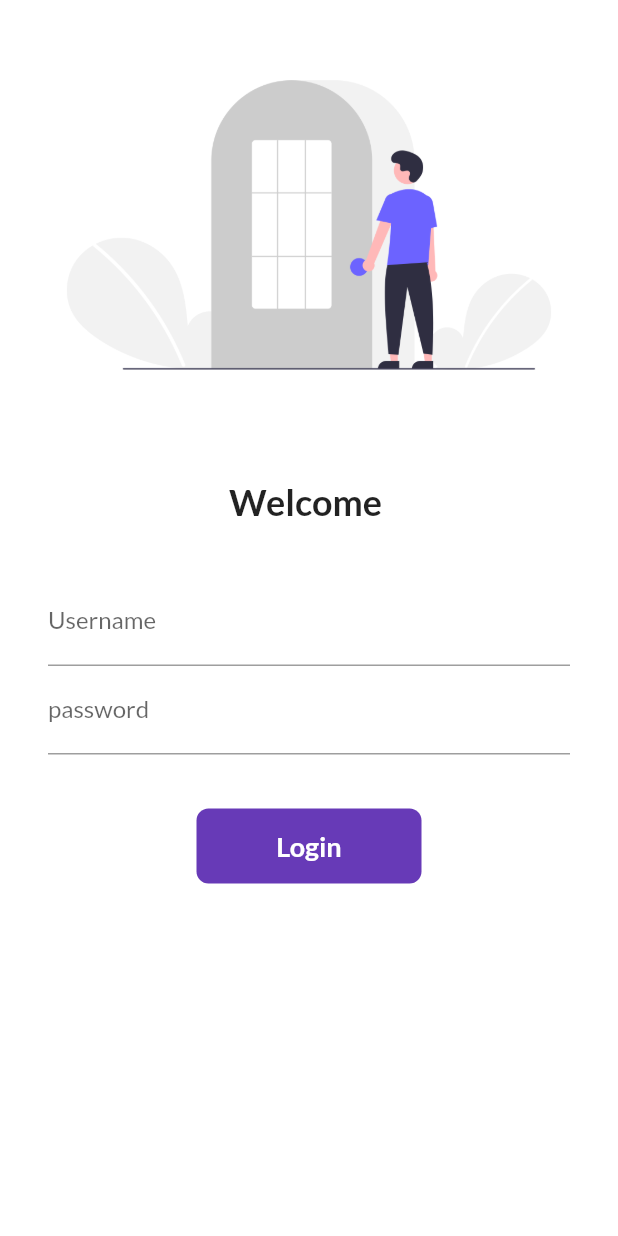
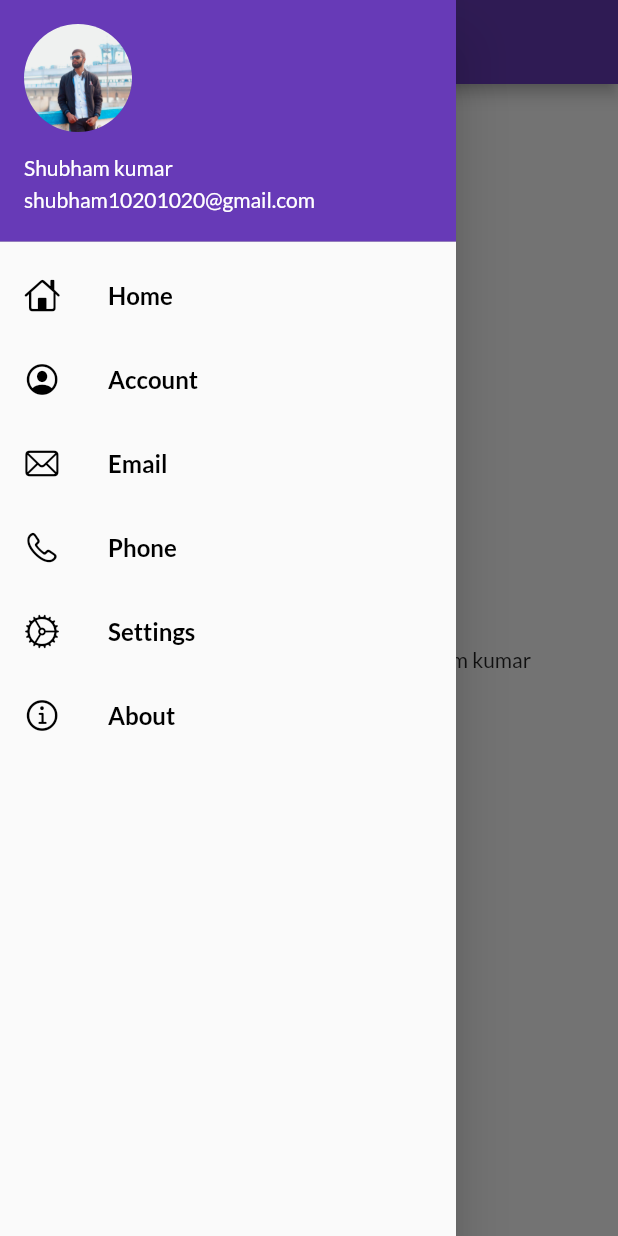
Before and after one commit to shubhamk1020/flutter_start, a Flutter app: the screen it shows after launch, with the side drawer open (before the commit the screen has no drawer), on a phone screen of 412 x 824 dp. Run offline on Flutter 3.47's test engine with Material 2 defaults, Android fonts, the phone set to English and light mode, and no system bars; our stand-ins replace google_fonts.

Commit message:
day 8 complited Drawer

```diff
--- /dev/null
+++ b/lib/Utils/drawer.dart
@@ -0,0 +1,59 @@
+import 'package:flutter/cupertino.dart';
+import 'package:flutter/material.dart';
+
+class MyDrawer extends StatelessWidget {
+  const MyDrawer({Key? key}) : super(key: key);
+
+  @override
+  Widget build(BuildContext context) {
+    return Container(
+      padding: EdgeInsets.zero,
+      child: Drawer(
+
+
+        child: ListView(
+          children:  const [
+            DrawerHeader(
+              padding: EdgeInsets.all(0),
+              child: UserAccountsDrawerHeader(
+              margin: EdgeInsets.all(0),
+
+              accountName: Text('Shubham kumar'),
+            accountEmail:Text('shubham10201020@gmail.com'),
+            currentAccountPicture: CircleAvatar(
+              backgroundImage: AssetImage("assets/images/sss.jpg"),
+            )
+
+            ),
+            ),
+            ListTile(
+              leading: Icon(CupertinoIcons.home, color: Colors.black,),
+              title: Text("Home",style: TextStyle(color: Colors.black,fontSize: 16,fontWeight: FontWeight.bold),),
+            ),
+             ListTile(
+              leading: Icon(CupertinoIcons.profile_circled, color: Colors.black,),
+              title: Text("Account",style: TextStyle(color: Colors.black,fontSize: 16,fontWeight: FontWeight.bold),),
+            ),
+             ListTile(
+              leading: Icon(CupertinoIcons.mail, color: Colors.black,),
+              title: Text("Email",style: TextStyle(color: Colors.black,fontSize: 16,fontWeight: FontWeight.bold),),
+            ),
+             ListTile(
+              leading: Icon(CupertinoIcons.phone, color: Colors.black,),
+              title: Text("Phone",style: TextStyle(color: Colors.black,fontSize: 16,fontWeight: FontWeight.bold),),
+            ),
+             ListTile(
+              leading: Icon(CupertinoIcons.settings_solid, color: Colors.black,),
+              title: Text("Settings",style: TextStyle(color: Colors.black,fontSize: 16,fontWeight: FontWeight.bold),),
+            ),
+             ListTile(
+              leading: Icon(CupertinoIcons.info, color: Colors.black,),
+              title: Text("About",style: TextStyle(color: Colors.black,fontSize: 16,fontWeight: FontWeight.bold),),
+            ),
+          ],
+        ),
+
+      ),
+    );
+  }
+}
--- a/lib/main.dart
+++ b/lib/main.dart
@@ -9,6 +9,8 @@ void main() {
 }
 
 class MyApp extends StatelessWidget {
+  const MyApp({Key? key}) : super(key: key);
+
 
   @override
   Widget build(BuildContext context) {
@@ -23,7 +25,7 @@ class MyApp extends StatelessWidget {
 
       darkTheme: ThemeData(brightness: Brightness.dark,
       ),
-    // initialRoute: "/home",
+     initialRoute: MyRoutes.HomeRoute,
       routes: {
         "/":(context) => LoginPage(),
        MyRoutes.HomeRoute: (context) => HomePage(),
--- a/lib/pages/home_page.dart
+++ b/lib/pages/home_page.dart
@@ -1,4 +1,6 @@
 import 'package:flutter/material.dart';
+
+import '../Utils/drawer.dart';
 
 class HomePage extends StatelessWidget {
   @override
@@ -15,7 +17,7 @@ class HomePage extends StatelessWidget {
         child: Text("Welcome to $days days of flutter by $name kumar "),
       ),
     ),
-    drawer: Drawer(),
+    drawer: MyDrawer(),
     );
   }
 }
--- a/lib/pages/longin_page.dart
+++ b/lib/pages/longin_page.dart
@@ -28,6 +28,7 @@ class _LoginPageState extends State<LoginPage> {
   @override
   Widget build(BuildContext context) {
     return Material(
+
       color: Colors.white,
       child: SingleChildScrollView(
         child: Form(
```
Also changed, not shown: assets/images/sss.jpg (added).
